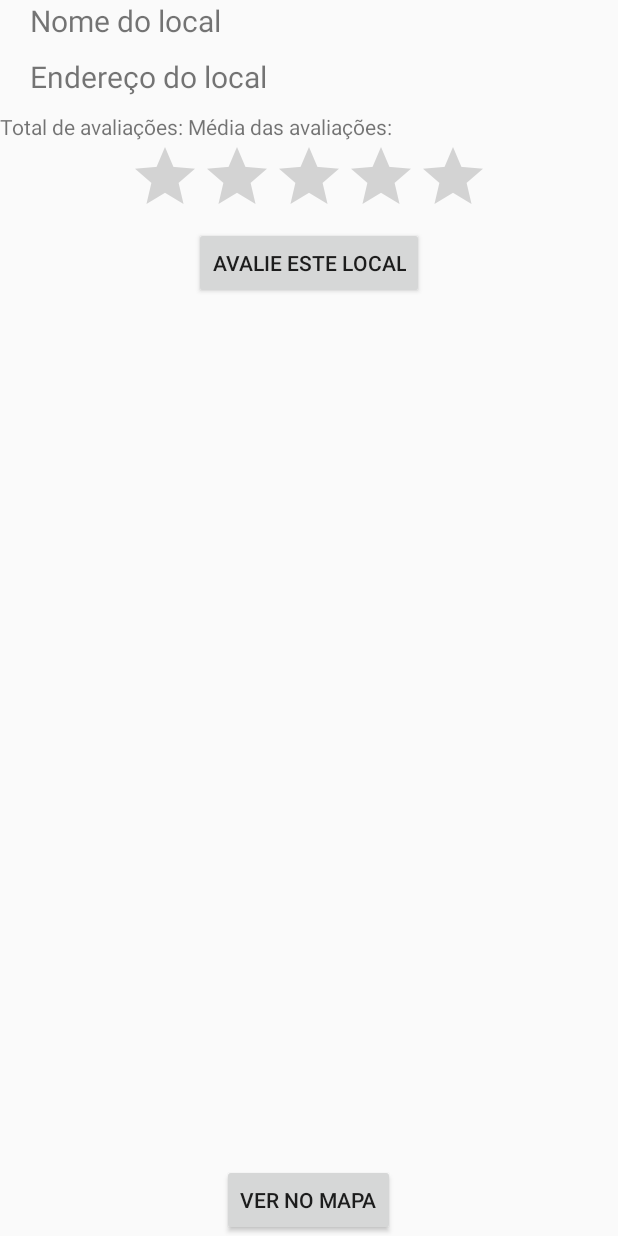
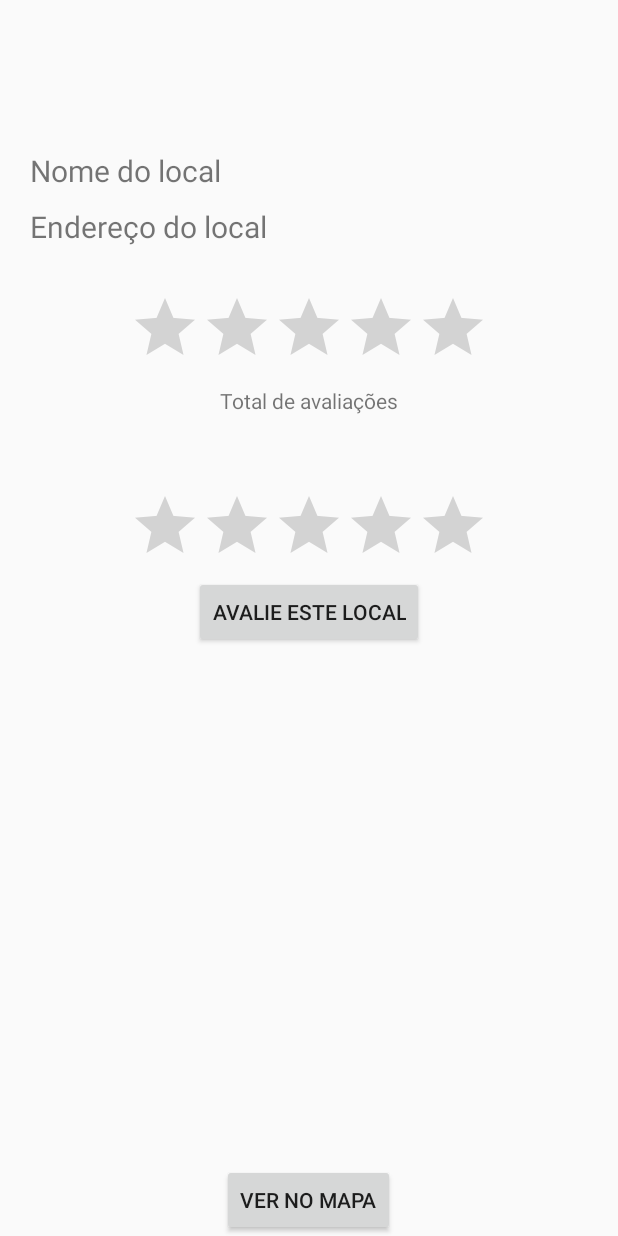
Before and after one commit to gabrielturato/TrabalhoMobile, an Android app: the UserChooseFragment screen opened directly, with no data from a screen before it, on a phone screen of 412 x 824 dp. Run offline under Robolectric (Android 15) with nearby library versions, the phone set to English and light mode, and no system bars; our stand-ins replace Firebase (no records; nobody signed in at launch, a user with empty details on screens opened directly); 6 statements that could not run were skipped.

Commit message:
Layout Avaliação

```diff
--- a/TrabalhoAndroid/app/src/main/res/layout/fragment_user_choose.xml
+++ b/TrabalhoAndroid/app/src/main/res/layout/fragment_user_choose.xml
@@ -15,6 +15,7 @@
             android:layout_width="match_parent"
             android:layout_height="wrap_content"
             android:orientation="horizontal"
+            android:layout_marginTop="100dp"
             android:layout_marginBottom="10dp"
             >
             <ImageView
@@ -60,29 +61,55 @@
             <LinearLayout
                 android:layout_width="match_parent"
                 android:layout_height="wrap_content"
-                android:orientation="horizontal">
-                <TextView
+                android:orientation="vertical">
+                <!-- <TextView
                     android:layout_width="wrap_content"
                     android:layout_height="wrap_content"
-                    android:text="Total de avaliações: "/>
+                    android:text="Total de avaliações: "/>-->
 
-                <TextView
-                    android:id="@+id/totalAvaliacoes"
+                <RatingBar
+                    android:id="@+id/mediaAvaliacoes"
                     android:layout_width="wrap_content"
                     android:layout_height="wrap_content"
-                    android:text=""
+                    android:layout_gravity="center"
+                    android:layout_marginTop="20dp"
+                    />
+                <RelativeLayout
+                    android:layout_width="match_parent"
+                    android:layout_height="match_parent">
+
+                    <TextView
+                        android:id="@+id/texto"
+                        android:layout_width="wrap_content"
+                        android:layout_height="wrap_content"
+                        android:layout_marginTop="5dp"
+                        android:text="@string/totalAvaliacoes"
+                        android:layout_centerHorizontal="true"
                     />
 
-                <TextView
+                    <TextView
+                        android:id="@+id/totalAvaliacoes"
+                        android:layout_width="wrap_content"
+                        android:layout_height="wrap_content"
+                        android:layout_marginTop="5dp"
+                        android:layout_marginLeft="10dp"
+                        android:layout_alignRight="@id/texto"/>
+
+                    <TextView
+                        android:layout_width="wrap_content"
+                        android:layout_height="wrap_content" />
+                </RelativeLayout>
+
+                <!--<TextView
                     android:layout_width="wrap_content"
                     android:layout_height="wrap_content"
                     android:text="Média das avaliações: "
-                    />
-                <TextView
+                    />-->
+                <!--<TextView
                     android:id="@+id/mediaAvaliacoes"
                     android:layout_width="wrap_content"
                     android:layout_height="wrap_content"
-                    android:text=""/>
+                    android:text=""/>-->
 
             </LinearLayout>
             <RatingBar
@@ -91,6 +118,7 @@
                 android:layout_height="wrap_content"
                 android:layout_gravity="center"
                 android:stepSize="1"
+                android:layout_marginTop="50dp"
                 />
             <Button
                 android:onClick="onClickAvaliar"
--- a/TrabalhoAndroid/app/src/main/res/values/strings.xml
+++ b/TrabalhoAndroid/app/src/main/res/values/strings.xml
@@ -40,4 +40,5 @@
     <string name="do_login">Faça o login</string>
     <string name="avaliar_local">Avalie este local</string>
     <string name="ver_no_mapa">Ver no mapa</string>
+    <string name="totalAvaliacoes">Total de avaliações</string>
 </resources>
```
